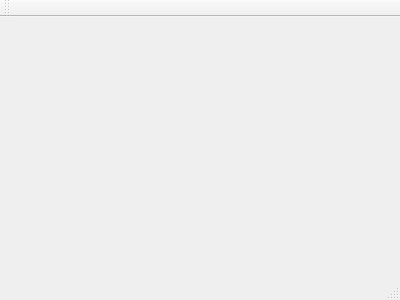
Before: the Qt Designer form nadine/Aufgabe3/Uebung2/mainwindow.ui in Hasenkrug/CPlusPlus, drawn with Qt 5.
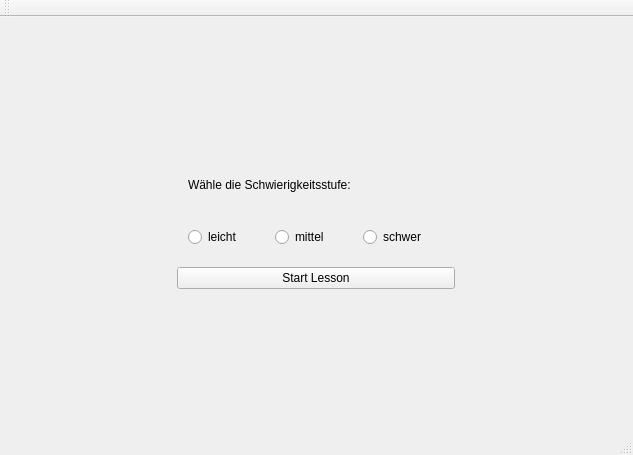
After: the same form once the commit is applied.

Commit message: mainWindow bearbeitet

The edit to the form file:
```diff
--- a/nadine/Aufgabe3/Uebung2/mainwindow.ui
+++ b/nadine/Aufgabe3/Uebung2/mainwindow.ui
@@ -1,24 +1,101 @@
 <ui version="4.0">
  <class>MainWindow</class>
- <widget class="QMainWindow" name="MainWindow" >
-  <property name="geometry" >
+ <widget class="QMainWindow" name="MainWindow">
+  <property name="geometry">
    <rect>
     <x>0</x>
     <y>0</y>
-    <width>400</width>
-    <height>300</height>
+    <width>633</width>
+    <height>455</height>
    </rect>
   </property>
   <property name="windowTitle" >
    <string>MainWindow</string>
   </property>
-  <widget class="QMenuBar" name="menuBar" />
-  <widget class="QToolBar" name="mainToolBar" />
-  <widget class="QWidget" name="centralWidget" />
-  <widget class="QStatusBar" name="statusBar" />
+  <widget class="QWidget" name="centralWidget">
+   <layout class="QGridLayout" name="gridLayout">
+    <item row="0" column="0">
+     <widget class="QWidget" name="widget_2" native="true">
+      <property name="maximumSize">
+       <size>
+        <width>300</width>
+        <height>150</height>
+       </size>
+      </property>
+      <layout class="QVBoxLayout" name="verticalLayout">
+       <item>
+        <widget class="QWidget" name="widget_3" native="true">
+         <layout class="QHBoxLayout" name="horizontalLayout_2">
+          <item>
+           <widget class="QLabel" name="label">
+            <property name="text">
+             <string>Wähle die Schwierigkeitsstufe:</string>
+            </property>
+           </widget>
+          </item>
+         </layout>
+        </widget>
+       </item>
+       <item>
+        <widget class="QWidget" name="widget" native="true">
+         <layout class="QHBoxLayout" name="horizontalLayout">
+          <item>
+           <widget class="QRadioButton" name="radioButton">
+            <property name="text">
+             <string>leicht</string>
+            </property>
+           </widget>
+          </item>
+          <item>
+           <widget class="QRadioButton" name="radioButton_3">
+            <property name="text">
+             <string>mittel</string>
+            </property>
+           </widget>
+          </item>
+          <item>
+           <widget class="QRadioButton" name="radioButton_2">
+            <property name="text">
+             <string>schwer</string>
+            </property>
+           </widget>
+          </item>
+         </layout>
+        </widget>
+       </item>
+       <item>
+        <widget class="QPushButton" name="startLessonButton">
+         <property name="text">
+          <string>Start Lesson</string>
+         </property>
+        </widget>
+       </item>
+      </layout>
+     </widget>
+    </item>
+   </layout>
+  </widget>
+  <widget class="QMenuBar" name="menuBar">
+   <property name="geometry">
+    <rect>
+     <x>0</x>
+     <y>0</y>
+     <width>633</width>
+     <height>21</height>
+    </rect>
+   </property>
+  </widget>
+  <widget class="QToolBar" name="mainToolBar">
+   <attribute name="toolBarArea">
+    <enum>TopToolBarArea</enum>
+   </attribute>
+   <attribute name="toolBarBreak">
+    <bool>false</bool>
+   </attribute>
+  </widget>
+  <widget class="QStatusBar" name="statusBar"/>
  </widget>
- <layoutDefault spacing="6" margin="11" />
- <pixmapfunction></pixmapfunction>
+ <layoutdefault spacing="6" margin="11"/>
  <resources/>
  <connections/>
 </ui>
```
Left out of the diff: 3 changed lines with no effect on the pictures. The commit also changes 2 other files.
